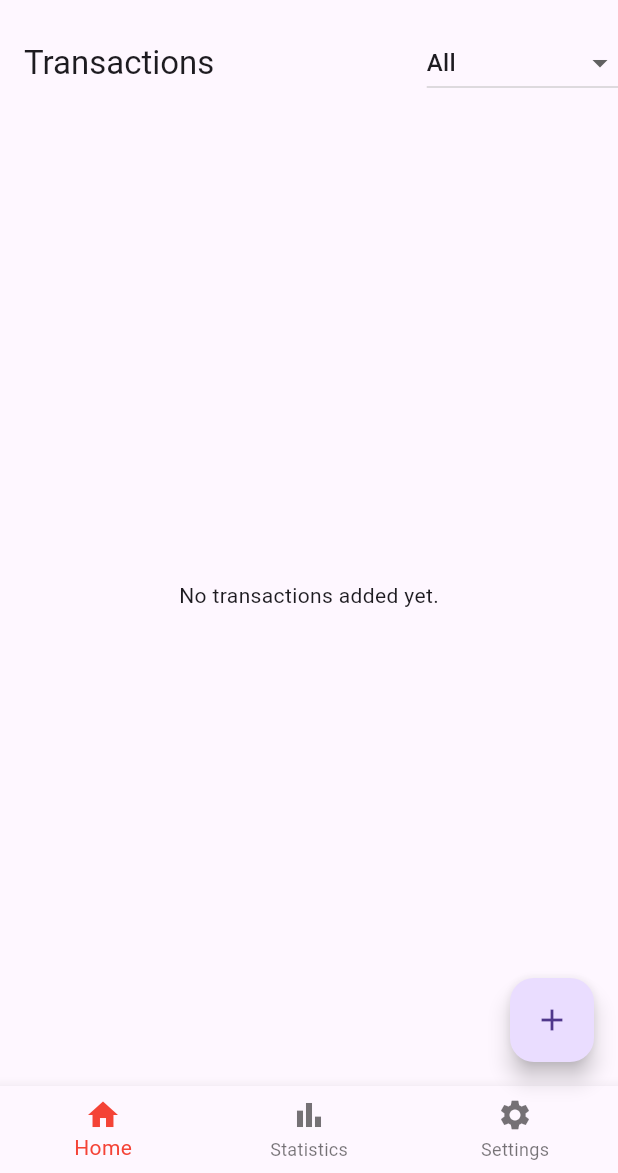
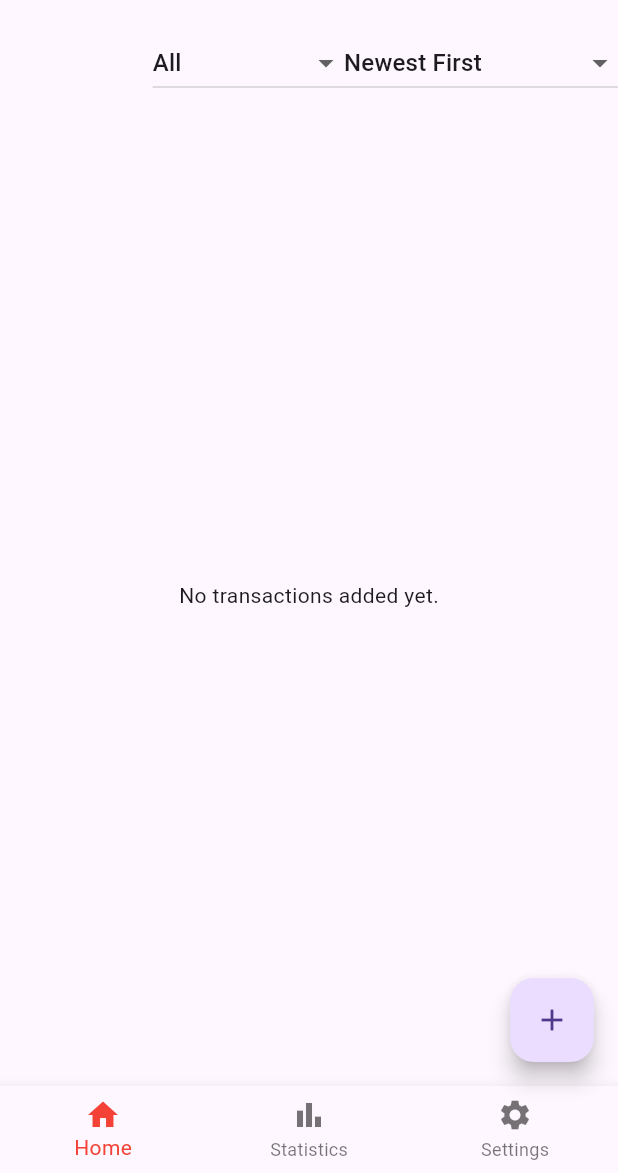
Before and after one commit to Susadi11/Flutter-Expense-Tracker, a Flutter app: the screen it shows after launch, on a phone screen of 412 x 824 dp, the part 63-1236 px from its top. Run offline on Flutter 3.47's test engine with Material 3 defaults, Android fonts, the phone set to English and light mode, and no system bars; our stand-ins replace sqflite; accounts and stored records are empty.

Commit message:
added sort function

```diff
--- a/expense_tracker/lib/home_screen.dart
+++ b/expense_tracker/lib/home_screen.dart
@@ -10,6 +10,7 @@ class HomeScreen extends StatefulWidget {
 class _HomeScreenState extends State<HomeScreen> {
   late Future<List<Map<String, dynamic>>> _transactions;
   String _selectedType = 'All'; // Default selected type
+  String _selectedSort = 'Newest First'; // Default selected sort
 
   @override
   void initState() {
@@ -28,21 +29,55 @@ class _HomeScreenState extends State<HomeScreen> {
   }
 
   List<Map<String, dynamic>> _filterTransactionsByType(
-      List<Map<String, dynamic>> transactions, String type) {
-    if (type == 'All') {
-      return transactions;
-    } else {
-      return transactions
-          .where((transaction) => transaction['type'] == type)
-          .toList();
-    }
+  List<Map<String, dynamic>> transactions,
+  String type,
+) {
+  if (type == 'All') {
+    return List<Map<String, dynamic>>.from(transactions); // Ensure correct return type
+  } else {
+    return List<Map<String, dynamic>>.from(transactions)
+        .where((transaction) => transaction['type'] == type)
+        .toList();
+  }
+}
+
+  void _sortTransactionsByAmount(bool ascending) {
+    _transactions.then((transactions) {
+      List<Map<String, dynamic>> mutableTransactions = List.from(transactions); // Create a mutable copy
+      mutableTransactions.sort((a, b) {
+        if (ascending) {
+          return a['amount'].compareTo(b['amount']);
+        } else {
+          return b['amount'].compareTo(a['amount']);
+        }
+      });
+      setState(() {
+        _transactions = Future.value(mutableTransactions);
+      });
+    });
+  }
+
+  void _sortTransactionsByDate(bool newestFirst) {
+    _transactions.then((transactions) {
+      List<Map<String, dynamic>> mutableTransactions = List.from(transactions); // Create a mutable copy
+      mutableTransactions.sort((a, b) {
+        if (newestFirst) {
+          return b['date'].compareTo(a['date']);
+        } else {
+          return a['date'].compareTo(b['date']);
+        }
+      });
+      setState(() {
+        _transactions = Future.value(mutableTransactions);
+      });
+    });
   }
 
   @override
   Widget build(BuildContext context) {
     return Scaffold(
       appBar: AppBar(
-        title: Text('Transactions'),
+        title: Text(''),
         actions: [
           DropdownButton<String>(
             value: _selectedType,
@@ -53,6 +88,34 @@ class _HomeScreenState extends State<HomeScreen> {
             },
             items: <String>['All', 'Grocery', 'Entertainment', 'Other']
                 .map<DropdownMenuItem<String>>((String value) {
+              return DropdownMenuItem<String>(
+                value: value,
+                child: Text(value),
+              );
+            }).toList(),
+          ),
+          DropdownButton<String>(
+            value: _selectedSort,
+            onChanged: (newValue) {
+              setState(() {
+                _selectedSort = newValue!;
+                if (_selectedSort == 'Amount (Ascending)') {
+                  _sortTransactionsByAmount(true);
+                } else if (_selectedSort == 'Amount (Descending)') {
+                  _sortTransactionsByAmount(false);
+                } else if (_selectedSort == 'Newest First') {
+                  _sortTransactionsByDate(true);
+                } else if (_selectedSort == 'Oldest First') {
+                  _sortTransactionsByDate(false);
+                }
+              });
+            },
+            items: <String>[
+              'Newest First',
+              'Oldest First',
+              'Amount (Ascending)',
+              'Amount (Descending)',
+            ].map<DropdownMenuItem<String>>((String value) {
               return DropdownMenuItem<String>(
                 value: value,
                 child: Text(value),
@@ -91,7 +154,8 @@ class _HomeScreenState extends State<HomeScreen> {
                       context: context,
                       builder: (ctx) => AlertDialog(
                         title: Text('Delete Transaction'),
-                        content: Text('Are you sure you want to delete this transaction?'),
+                        content:
+                            Text('Are you sure you want to delete this transaction?'),
                         actions: [
                           TextButton(
                             onPressed: () => Navigator.of(ctx).pop(false),
@@ -106,7 +170,8 @@ class _HomeScreenState extends State<HomeScreen> {
                     );
                   },
                   onDismissed: (direction) async {
-                    await DBHelper().deleteTransaction(filteredTransactions[index]['id']);
+                    await DBHelper().deleteTransaction(
+                        filteredTransactions[index]['id']);
                     _refreshTransactions();
                   },
                   child: ListTile(
@@ -116,7 +181,8 @@ class _HomeScreenState extends State<HomeScreen> {
                       children: [
                         Text('Amount: ${filteredTransactions[index]['amount']}'),
                         Text('Type: ${filteredTransactions[index]['type']}'),
-                        Text('Date: ${_formatDate(filteredTransactions[index]['date'])}'), // Format date here
+                        Text(
+                            'Date: ${_formatDate(filteredTransactions[index]['date'])}'), // Format date here
                       ],
                     ),
                     trailing: Icon(Icons.arrow_forward),
```
